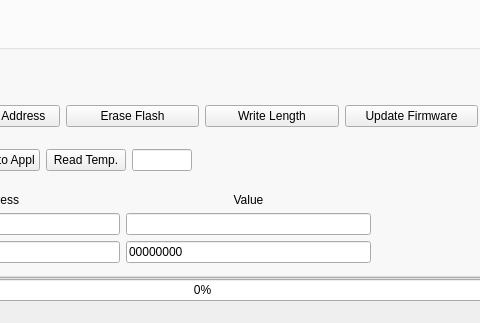
Before: the Qt Designer form FTDIDeviceControl/ftdidevicecontrol.ui in dzenmaster/FTDIDeviceControl, drawn with Qt 5; both pictures show x 228 to 708 and y 327 to 650 of the 861 by 650 pixel window.
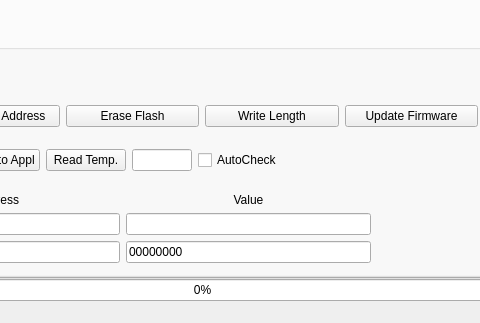
After: the same form once the commit is applied. Icons and pictures are not drawn. Custom widgets are drawn as their Qt base class.

Commit message: Auto check temperature

Diff of the .ui file:
```diff
--- a/FTDIDeviceControl/ftdidevicecontrol.ui
+++ b/FTDIDeviceControl/ftdidevicecontrol.ui
@@ -1031,6 +1031,13 @@
                 </property>
                </widget>
               </item>
+              <item>
+               <widget class="QCheckBox" name="cbAutoCheck">
+                <property name="text">
+                 <string>AutoCheck</string>
+                </property>
+               </widget>
+              </item>
               <item>
                <spacer name="horizontalSpacer_3">
                 <property name="orientation">
```
The commit also changes 5 other files.
